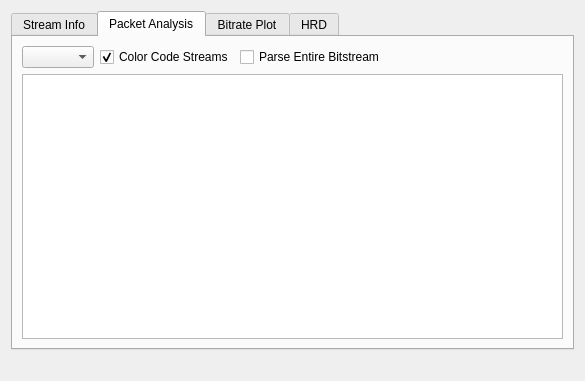
Qt form YUViewLib/ui/bitstreamAnalysisWidget.ui (IENT/YUView) before a commit.
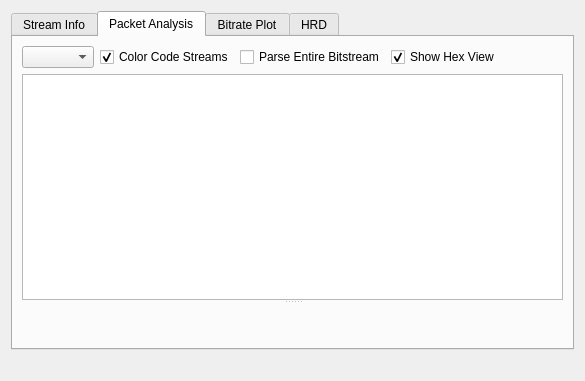
The same form after that commit. The open tabs and pages were chosen to show the change. Custom widgets are drawn as their Qt base class.

Commit message: feat: add hex view to bitstream analysis with crash fix

```diff
--- a/YUViewLib/ui/bitstreamAnalysisWidget.ui
+++ b/YUViewLib/ui/bitstreamAnalysisWidget.ui
@@ -92,6 +92,16 @@
            </property>
           </widget>
          </item>
+          <item>
+           <widget class="QCheckBox" name="showHexViewCheckBox">
+            <property name="text">
+             <string>Show Hex View</string>
+            </property>
+            <property name="checked">
+             <bool>true</bool>
+            </property>
+           </widget>
+          </item>
          <item>
           <spacer name="horizontalSpacer">
            <property name="orientation">
@@ -108,7 +118,17 @@
         </layout>
        </item>
        <item>
+          <widget class="QSplitter" name="packetAnalysisSplitter">
+           <property name="orientation">
+            <enum>Qt::Vertical</enum>
+           </property>
         <widget class="QTreeView" name="dataTreeView"/>
+           <widget class="HexViewWidget" name="hexViewWidget">
+            <property name="minimumHeight">
+             <number>80</number>
+            </property>
+           </widget>
+          </widget>
        </item>
       </layout>
      </widget>
@@ -192,6 +212,12 @@
    <header>ui/views/PlotViewWidget.h</header>
    <container>1</container>
   </customwidget>
+   <customwidget>
+    <class>HexViewWidget</class>
+    <extends>QWidget</extends>
+    <header>ui/widgets/HexViewWidget.h</header>
+    <container>1</container>
+   </customwidget>
  </customwidgets>
  <resources/>
  <connections/>
```
Lines whose indentation alone changed are shown as unchanged. The commit also changes 6 other files.
